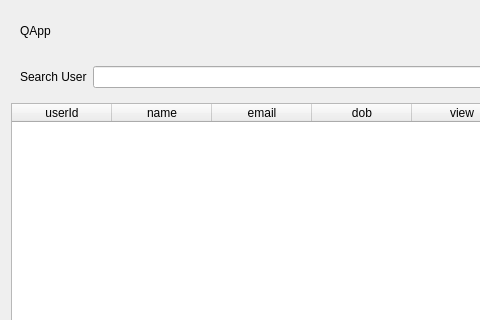
Before: the Qt Designer form frontend/usermanagement.ui in luandv03/Quizz-app, drawn with Qt 5; both pictures show x 0 to 480 and y 0 to 320 of the 800 by 800 pixel window.
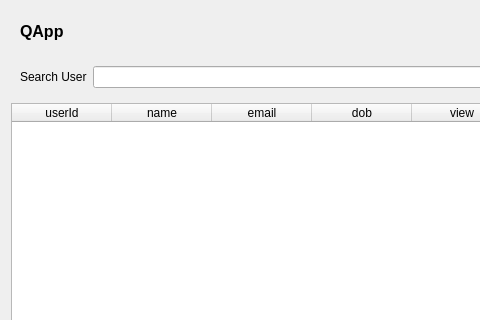
After: the same form once the commit is applied.

Diff of the .ui file:
```diff
--- a/frontend/usermanagement.ui
+++ b/frontend/usermanagement.ui
@@ -19,6 +19,15 @@
      <layout class="QHBoxLayout" name="horizontalLayout">
       <item>
        <widget class="QLabel" name="logoLabel">
+        <property name="font">
+         <font>
+          <pointsize>12</pointsize>
+          <bold>true</bold>
+         </font>
+        </property>
+        <property name="cursor">
+         <cursorShape>PointingHandCursor</cursorShape>
+        </property>
         <property name="text">
          <string>QApp</string>
         </property>
```
Left out of the diff: 2 changed lines with no effect on the pictures.
